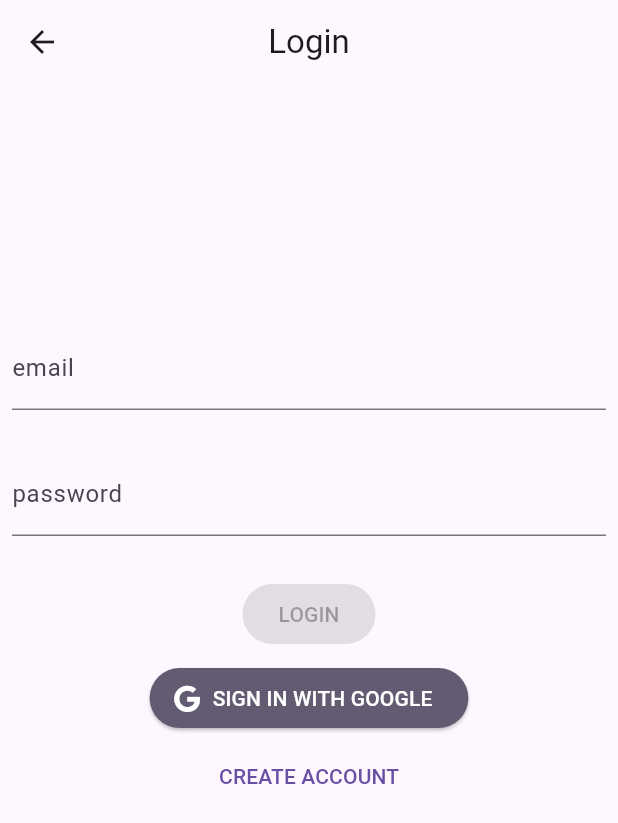
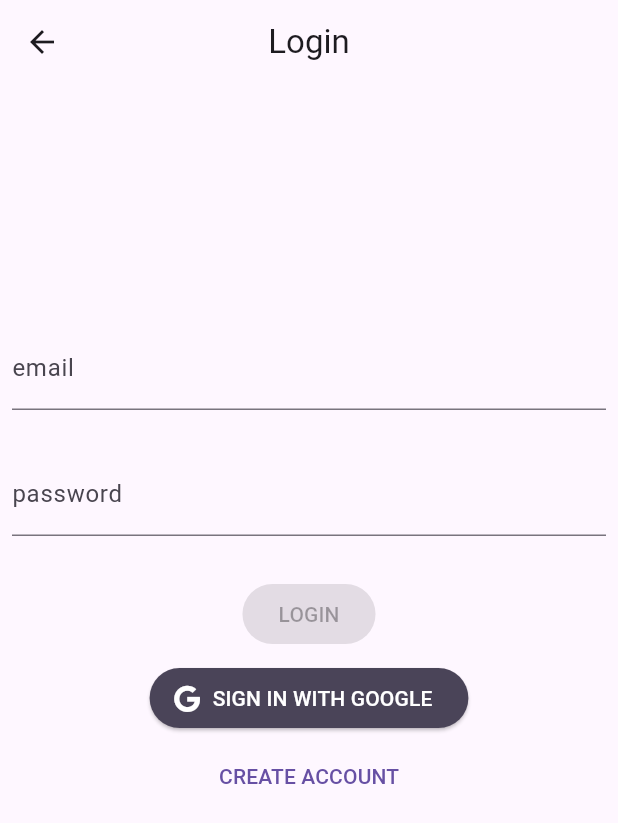
Before and after one commit to devetechnologies/flutter_bloc_login, a Flutter app: the LoginPage screen opened directly, on a phone screen of 412 x 824 dp. Shown: the top 823 px of the screen. Run offline on Flutter 3.47's test engine with Material 3 defaults, Android fonts, the light colour scheme and no system bars; our stand-ins replace bloc, equatable, firebase_auth, firebase_core, flutter_bloc, font_awesome_flutter and 2 more; missing offline and left inert: flow_builder; accounts and stored records are empty.

Commit message:
refactoring code

```diff
--- a/lib/app/bloc/app_bloc.dart
+++ b/lib/app/bloc/app_bloc.dart
@@ -15,10 +15,12 @@ class AppBloc extends Bloc<AppEvent, AppState> {
             : const AppState.unauthenticated()) {
     on<_AppUserChanged>(_onUserChanged);
     on<AppLogoutRequested>(_onLogoutRequested);
+
     _userSubscription = _authenticationRepository.user.listen(
       (user) => add(_AppUserChanged(user)),
     );
   }
+
   final AuthenticationRepository _authenticationRepository;
   late final StreamSubscription<User> _userSubscription;
 
--- a/lib/login/views/login/widgets/login_form.dart
+++ b/lib/login/views/login/widgets/login_form.dart
@@ -106,7 +106,7 @@ class _LoginButton extends StatelessWidget {
                   shape: RoundedRectangleBorder(
                     borderRadius: BorderRadius.circular(30),
                   ),
-                  backgroundColor: const Color(0xFFFFD600),
+                  backgroundColor: const Color.fromARGB(255, 0, 255, 85),
                 ),
                 onPressed: state.isValid
                     ? () => context.read<LoginCubit>().logInWithCredentials()
@@ -132,7 +132,7 @@ class _GoogleLoginButton extends StatelessWidget {
         shape: RoundedRectangleBorder(
           borderRadius: BorderRadius.circular(30),
         ),
-        backgroundColor: theme.colorScheme.secondary,
+        backgroundColor: theme.colorScheme.onSecondaryContainer,
       ),
       icon: const Icon(FontAwesomeIcons.google, color: Colors.white),
       onPressed: () => context.read<LoginCubit>().logInWithGoogle(),
```
Also changed, not shown: packages/authentication_login/lib/src/authentication_login.dart (+8 -4 lines).
